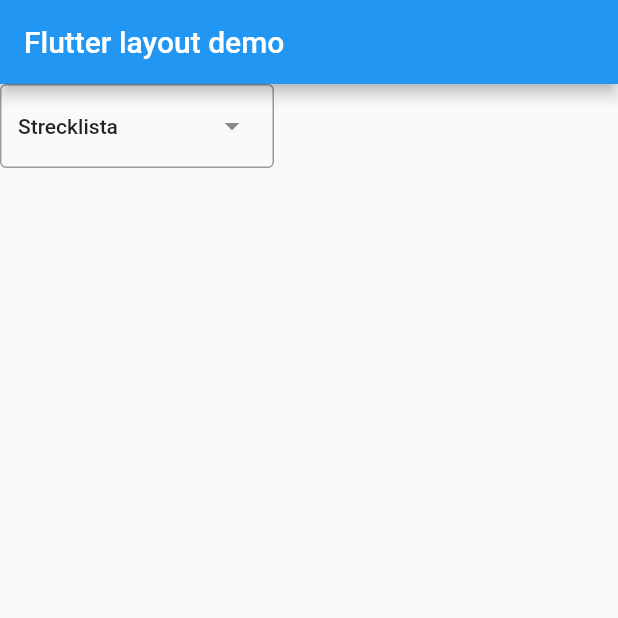
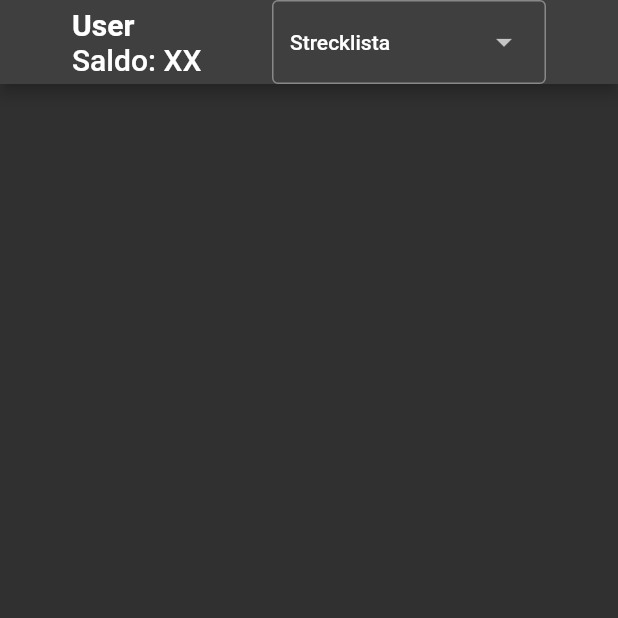
Before and after one commit to casperHansenTheEnemyOfAustria/tda367_strecklista_grupp1, a Flutter app: the screen it shows after launch, on a phone screen of 412 x 824 dp, the top half of it. Run offline on Flutter 3.47's test engine with Material 2 defaults, Android fonts, the light colour scheme and no system bars; our stand-ins replace hexcolor.

Commit message:
<fix> titleSection added to Appbar
<feat> Colorscheme started

```diff
--- a/frontend/donutlista/lib/main.dart
+++ b/frontend/donutlista/lib/main.dart
@@ -1,4 +1,5 @@
 import 'package:flutter/material.dart';
+import 'package:hexcolor/hexcolor.dart';
 
 void main() => runApp(const MyApp());
 
@@ -9,6 +10,64 @@ class MyApp extends StatelessWidget{
     return const HomeScreen();
   }
 }
+
+class HomeScreen extends StatelessWidget {
+  const HomeScreen({super.key});
+
+  @override
+  Widget build(BuildContext context) {
+    return MaterialApp(
+      theme: ThemeData(
+        colorScheme: const ColorScheme.highContrastDark().copyWith(
+          secondary: HexColor("#09cdda")
+        )
+
+      ),
+      title: 'StecklistIT',
+      home: Scaffold(
+        appBar: AppBar(
+          backgroundColor: const Color.fromARGB(255, 63, 63, 63),
+          actionsIconTheme: const IconThemeData(
+          size: 30.0,
+          color: Colors.white,
+          opacity: 10.0
+  ),
+          title: Container(child: titleSection)
+
+          ),
+        ),
+    );
+  }
+}
+
+Widget titleSection = Container(
+  padding: const EdgeInsets.all(32),
+  child: const Row(
+    children: [
+      Expanded(
+        /*1*/
+        child: Column(
+          crossAxisAlignment: CrossAxisAlignment.start,
+          children: [
+            /*2*/
+            Text( /* TODO: Write listener code here */
+              'User',
+              style: TextStyle(
+                fontWeight: FontWeight.bold,
+              ),
+            ),
+            Text( /* TODO: Write listener code here */
+              'Saldo: XX',
+            )
+          ],
+        ),
+      ),
+      /*3*/
+      DropdownMenuMain()
+    ],
+  ),
+);
+
 
 class MainItemGrid extends StatelessWidget{
   const MainItemGrid({super.key});
@@ -29,20 +88,6 @@ class MainItemGrid extends StatelessWidget{
       }),
     );
 
-  }
-}
-class HomeScreen extends StatelessWidget {
-  const HomeScreen({super.key});
-
-  @override
-  Widget build(BuildContext context) {
-    return MaterialApp(
-      title: 'Menubar',
-      home: Scaffold(
-        appBar: AppBar(title: const Text('Flutter layout demo')),
-        body: const DropdownMenuMain()
-      ),
-    );
   }
 }
 
--- a/frontend/donutlista/pubspec.yaml
+++ b/frontend/donutlista/pubspec.yaml
@@ -35,6 +35,7 @@ dependencies:
   # The following adds the Cupertino Icons font to your application.
   # Use with the CupertinoIcons class for iOS style icons.
   cupertino_icons: ^1.0.2
+  hexcolor: ^3.0.1
 
 dev_dependencies:
   flutter_test:
```
Also changed, not shown: frontend/donutlista/pubspec.lock.
